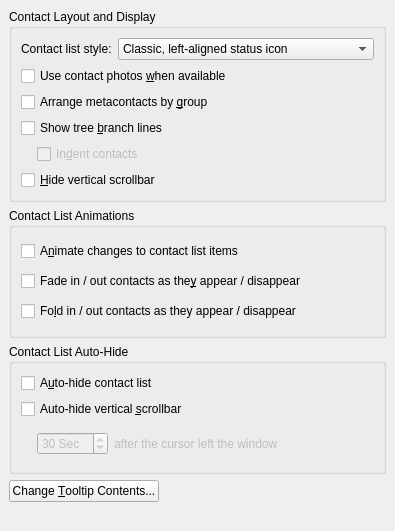
First picture: the form in kopete/config/appearance/appearanceconfig_contactlist.ui, repository KDE/kopete, before the edit.
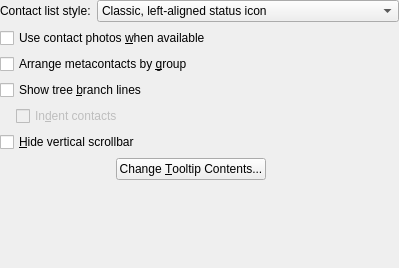
Second picture: the form after the edit.

Commit message: Move some contact list settings to another tab so that the dialog size is at least acceptable

Patch:
```diff
--- a/kopete/config/appearance/appearanceconfig_contactlist.ui
+++ b/kopete/config/appearance/appearanceconfig_contactlist.ui
@@ -5,33 +5,27 @@
    <rect>
     <x>0</x>
     <y>0</y>
-    <width>395</width>
-    <height>531</height>
+    <width>399</width>
+    <height>268</height>
    </rect>
   </property>
   <property name="windowTitle" >
    <string>Contact List Appearance</string>
   </property>
-  <layout class="QGridLayout" >
-   <property name="margin" >
-    <number>9</number>
+  <layout class="QVBoxLayout" >
+   <property name="leftMargin" >
+    <number>0</number>
    </property>
-   <property name="spacing" >
-    <number>6</number>
+   <property name="topMargin" >
+    <number>0</number>
    </property>
-   <item row="0" column="0" colspan="2" >
-    <widget class="QGroupBox" name="groupBox_2" >
-     <property name="title" >
-      <string>Contact Layout and Display</string>
-     </property>
-     <layout class="QGridLayout" >
-      <property name="margin" >
-       <number>9</number>
-      </property>
-      <property name="spacing" >
-       <number>6</number>
-      </property>
-      <item row="4" column="0" colspan="2" >
+   <property name="rightMargin" >
+    <number>0</number>
+   </property>
+   <property name="bottomMargin" >
+    <number>0</number>
+   </property>
+   <item>
        <layout class="QHBoxLayout" >
         <property name="margin" >
          <number>0</number>
@@ -40,62 +34,43 @@
          <number>6</number>
         </property>
         <item>
-         <spacer>
-          <property name="orientation" >
-           <enum>Qt::Horizontal</enum>
-          </property>
-          <property name="sizeType" >
-           <enum>QSizePolicy::Fixed</enum>
-          </property>
-          <property name="sizeHint" >
-           <size>
-            <width>16</width>
-            <height>16</height>
-           </size>
-          </property>
-         </spacer>
+      <widget class="QLabel" name="label" >
+       <property name="text" >
+        <string>Contact list style:</string>
+       </property>
+      </widget>
         </item>
         <item>
-         <widget class="QCheckBox" name="kcfg_contactListIndentContact" >
-          <property name="enabled" >
-           <bool>false</bool>
-          </property>
+      <widget class="QComboBox" name="kcfg_contactListDisplayMode" >
           <property name="sizePolicy" >
-           <sizepolicy>
-            <hsizetype>1</hsizetype>
-            <vsizetype>0</vsizetype>
+        <sizepolicy vsizetype="Fixed" hsizetype="Expanding" >
             <horstretch>0</horstretch>
             <verstretch>0</verstretch>
            </sizepolicy>
           </property>
+       <item>
           <property name="text" >
-           <string>In&amp;dent contacts</string>
-          </property>
+         <string>Classic, left-aligned status icon</string>
+        </property>
+       </item>
+       <item>
+        <property name="text" >
+         <string>Right-aligned status icons</string>
+        </property>
+       </item>
+       <item>
+        <property name="text" >
+         <string>Detailed view</string>
+        </property>
+       </item>
          </widget>
         </item>
        </layout>
       </item>
-      <item row="3" column="0" colspan="2" >
-       <widget class="QCheckBox" name="kcfg_contactListTreeView" >
-        <property name="sizePolicy" >
-         <sizepolicy>
-          <hsizetype>5</hsizetype>
-          <vsizetype>0</vsizetype>
-          <horstretch>0</horstretch>
-          <verstretch>0</verstretch>
-         </sizepolicy>
-        </property>
-        <property name="text" >
-         <string>Show tree &amp;branch lines</string>
-        </property>
-       </widget>
-      </item>
-      <item row="1" column="0" colspan="2" >
+   <item>
        <widget class="QCheckBox" name="kcfg_contactListIconMode" >
         <property name="sizePolicy" >
-         <sizepolicy>
-          <hsizetype>5</hsizetype>
-          <vsizetype>0</vsizetype>
+      <sizepolicy vsizetype="Fixed" hsizetype="Preferred" >
           <horstretch>0</horstretch>
           <verstretch>0</verstretch>
          </sizepolicy>
@@ -105,12 +80,10 @@
         </property>
        </widget>
       </item>
-      <item row="2" column="0" colspan="2" >
+   <item>
        <widget class="QCheckBox" name="kcfg_groupContactByGroup" >
         <property name="sizePolicy" >
-         <sizepolicy>
-          <hsizetype>5</hsizetype>
-          <vsizetype>0</vsizetype>
+      <sizepolicy vsizetype="Fixed" hsizetype="Preferred" >
           <horstretch>0</horstretch>
           <verstretch>0</verstretch>
          </sizepolicy>
@@ -120,12 +93,74 @@
         </property>
        </widget>
       </item>
-      <item row="5" column="0" colspan="2" >
+   <item>
+    <widget class="QCheckBox" name="kcfg_contactListTreeView" >
+     <property name="sizePolicy" >
+      <sizepolicy vsizetype="Fixed" hsizetype="Preferred" >
+       <horstretch>0</horstretch>
+       <verstretch>0</verstretch>
+      </sizepolicy>
+     </property>
+     <property name="text" >
+      <string>Show tree &amp;branch lines</string>
+     </property>
+    </widget>
+   </item>
+   <item>
+    <layout class="QHBoxLayout" >
+     <property name="spacing" >
+      <number>6</number>
+     </property>
+     <property name="leftMargin" >
+      <number>0</number>
+     </property>
+     <property name="topMargin" >
+      <number>0</number>
+     </property>
+     <property name="rightMargin" >
+      <number>0</number>
+     </property>
+     <property name="bottomMargin" >
+      <number>0</number>
+     </property>
+     <item>
+      <spacer>
+       <property name="orientation" >
+        <enum>Qt::Horizontal</enum>
+       </property>
+       <property name="sizeType" >
+        <enum>QSizePolicy::Fixed</enum>
+       </property>
+       <property name="sizeHint" >
+        <size>
+         <width>16</width>
+         <height>16</height>
+        </size>
+       </property>
+      </spacer>
+     </item>
+     <item>
+      <widget class="QCheckBox" name="kcfg_contactListIndentContact" >
+       <property name="enabled" >
+        <bool>false</bool>
+       </property>
+       <property name="sizePolicy" >
+        <sizepolicy vsizetype="Fixed" hsizetype="Minimum" >
+         <horstretch>0</horstretch>
+         <verstretch>0</verstretch>
+        </sizepolicy>
+       </property>
+       <property name="text" >
+        <string>In&amp;dent contacts</string>
+       </property>
+      </widget>
+     </item>
+    </layout>
+   </item>
+   <item>
        <widget class="QCheckBox" name="kcfg_contactListHideVerticalScrollBar" >
         <property name="sizePolicy" >
-         <sizepolicy>
-          <hsizetype>5</hsizetype>
-          <vsizetype>0</vsizetype>
+      <sizepolicy vsizetype="Fixed" hsizetype="Preferred" >
           <horstretch>0</horstretch>
           <verstretch>0</verstretch>
          </sizepolicy>
@@ -138,49 +173,12 @@
         </property>
        </widget>
       </item>
-      <item row="0" column="1" >
-       <widget class="QComboBox" name="kcfg_contactListDisplayMode" >
-        <property name="sizePolicy" >
-         <sizepolicy>
-          <hsizetype>7</hsizetype>
-          <vsizetype>0</vsizetype>
-          <horstretch>0</horstretch>
-          <verstretch>0</verstretch>
-         </sizepolicy>
-        </property>
         <item>
-         <property name="text" >
-          <string>Classic, left-aligned status icon</string>
-         </property>
-        </item>
+    <layout class="QHBoxLayout" >
         <item>
-         <property name="text" >
-          <string>Right-aligned status icons</string>
-         </property>
-        </item>
-        <item>
-         <property name="text" >
-          <string>Detailed view</string>
-         </property>
-        </item>
-       </widget>
-      </item>
-      <item row="0" column="0" >
-       <widget class="QLabel" name="label" >
-        <property name="text" >
-         <string>Contact list style:</string>
-        </property>
-       </widget>
-      </item>
-     </layout>
-    </widget>
-   </item>
-   <item row="3" column="0" >
     <widget class="QPushButton" name="mEditTooltips" >
      <property name="sizePolicy" >
-      <sizepolicy>
-       <hsizetype>4</hsizetype>
-       <vsizetype>0</vsizetype>
+        <sizepolicy vsizetype="Fixed" hsizetype="Maximum" >
        <horstretch>0</horstretch>
        <verstretch>0</verstretch>
       </sizepolicy>
@@ -190,7 +188,7 @@
      </property>
     </widget>
    </item>
-   <item row="3" column="1" >
+     <item>
     <spacer>
      <property name="orientation" >
       <enum>Qt::Horizontal</enum>
@@ -206,193 +204,20 @@
      </property>
     </spacer>
    </item>
-   <item row="1" column="0" colspan="2" >
-    <widget class="QGroupBox" name="groupBox_3" >
-     <property name="title" >
-      <string>Contact List Animations</string>
-     </property>
-     <layout class="QGridLayout" >
-      <property name="margin" >
-       <number>9</number>
-      </property>
-      <property name="spacing" >
-       <number>6</number>
-      </property>
-      <item row="2" column="0" >
-       <widget class="QCheckBox" name="kcfg_contactListFolding" >
-        <property name="sizePolicy" >
-         <sizepolicy>
-          <hsizetype>5</hsizetype>
-          <vsizetype>0</vsizetype>
-          <horstretch>0</horstretch>
-          <verstretch>0</verstretch>
-         </sizepolicy>
-        </property>
-        <property name="text" >
-         <string>Fo&amp;ld in / out contacts as they appear / disappear</string>
-        </property>
-       </widget>
-      </item>
-      <item row="1" column="0" >
-       <widget class="QCheckBox" name="kcfg_contactListFading" >
-        <property name="sizePolicy" >
-         <sizepolicy>
-          <hsizetype>5</hsizetype>
-          <vsizetype>0</vsizetype>
-          <horstretch>0</horstretch>
-          <verstretch>0</verstretch>
-         </sizepolicy>
-        </property>
-        <property name="text" >
-         <string>Fade in / out contacts as the&amp;y appear / disappear</string>
-        </property>
-       </widget>
-      </item>
-      <item row="0" column="0" >
-       <widget class="QCheckBox" name="kcfg_contactListAnimateChange" >
-        <property name="sizePolicy" >
-         <sizepolicy>
-          <hsizetype>5</hsizetype>
-          <vsizetype>0</vsizetype>
-          <horstretch>0</horstretch>
-          <verstretch>0</verstretch>
-         </sizepolicy>
-        </property>
-        <property name="text" >
-         <string>A&amp;nimate changes to contact list items</string>
-        </property>
-       </widget>
-      </item>
-     </layout>
-    </widget>
+    </layout>
    </item>
-   <item row="2" column="0" colspan="2" >
-    <widget class="QGroupBox" name="groupBox_4" >
-     <property name="title" >
-      <string>Contact List Auto-Hide</string>
-     </property>
-     <layout class="QVBoxLayout" >
-      <property name="margin" >
-       <number>9</number>
-      </property>
-      <property name="spacing" >
-       <number>6</number>
-      </property>
       <item>
-       <widget class="QCheckBox" name="kcfg_contactListAutoHide" >
-        <property name="sizePolicy" >
-         <sizepolicy>
-          <hsizetype>5</hsizetype>
-          <vsizetype>0</vsizetype>
-          <horstretch>0</horstretch>
-          <verstretch>0</verstretch>
-         </sizepolicy>
-        </property>
-        <property name="text" >
-         <string>A&amp;uto-hide contact list</string>
-        </property>
-       </widget>
-      </item>
-      <item>
-       <widget class="QCheckBox" name="kcfg_contactListAutoHideVScroll" >
-        <property name="sizePolicy" >
-         <sizepolicy>
-          <hsizetype>5</hsizetype>
-          <vsizetype>0</vsizetype>
-          <horstretch>0</horstretch>
-          <verstretch>0</verstretch>
-         </sizepolicy>
-        </property>
-        <property name="whatsThis" >
-         <string>Since vertical scrollbars occupy space, we introduced this auto-hide feature. The vertical scrollbar will not be available until you move your mouse over the contact list.&lt;br>
-(&lt;b>Disabled&lt;/b> if "&lt;b>Hide vertical scrollbar&lt;/b>" option is selected above.)</string>
-        </property>
-        <property name="text" >
-         <string>Auto-hide vertical &amp;scrollbar</string>
-        </property>
-       </widget>
-      </item>
-      <item>
-       <layout class="QHBoxLayout" >
-        <property name="margin" >
-         <number>0</number>
-        </property>
-        <property name="spacing" >
-         <number>6</number>
-        </property>
-        <item>
-         <spacer>
-          <property name="orientation" >
-           <enum>Qt::Horizontal</enum>
-          </property>
-          <property name="sizeType" >
-           <enum>QSizePolicy::Fixed</enum>
-          </property>
-          <property name="sizeHint" >
-           <size>
-            <width>16</width>
-            <height>16</height>
-           </size>
-          </property>
-         </spacer>
-        </item>
-        <item>
-         <widget class="QSpinBox" name="kcfg_contactListAutoHideTimeout" >
-          <property name="enabled" >
-           <bool>false</bool>
-          </property>
-          <property name="sizePolicy" >
-           <sizepolicy>
-            <hsizetype>4</hsizetype>
-            <vsizetype>0</vsizetype>
-            <horstretch>0</horstretch>
-            <verstretch>0</verstretch>
-           </sizepolicy>
-          </property>
-          <property name="whatsThis" >
-           <string>The timeout value for both contact list and scrollbar auto-hiding.</string>
-          </property>
-          <property name="suffix" >
-           <string> Sec</string>
-          </property>
-          <property name="maximum" >
-           <number>300</number>
-          </property>
-          <property name="minimum" >
-           <number>3</number>
-          </property>
-          <property name="value" >
-           <number>30</number>
-          </property>
-         </widget>
-        </item>
-        <item>
-         <widget class="QLabel" name="textLabel1" >
-          <property name="enabled" >
-           <bool>false</bool>
-          </property>
-          <property name="text" >
-           <string>after the cursor left the window</string>
-          </property>
-         </widget>
-        </item>
-       </layout>
-      </item>
-     </layout>
-    </widget>
-   </item>
-   <item row="4" column="1" >
     <spacer>
      <property name="orientation" >
       <enum>Qt::Vertical</enum>
      </property>
      <property name="sizeType" >
-      <enum>QSizePolicy::Preferred</enum>
+      <enum>QSizePolicy::Expanding</enum>
      </property>
      <property name="sizeHint" >
       <size>
-       <width>16</width>
-       <height>20</height>
+       <width>381</width>
+       <height>41</height>
       </size>
      </property>
     </spacer>
```
Left out of the diff: 54 changed lines with no effect on the pictures. Lines whose indentation alone changed are shown as unchanged. The commit also changes 7 other files.
